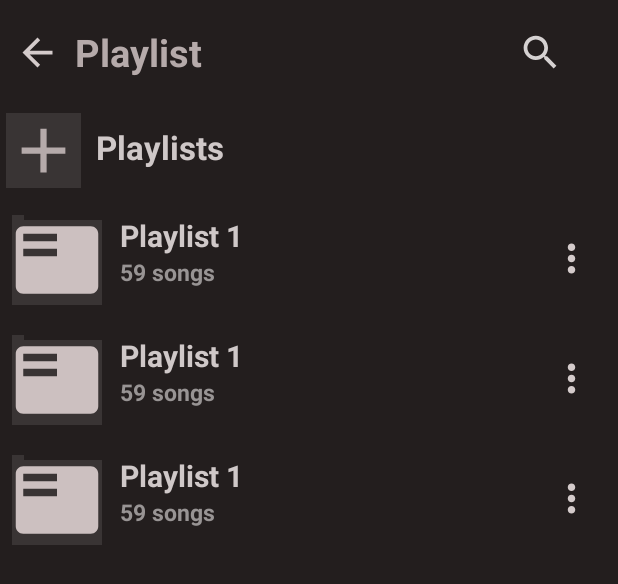
After one commit to trungdongphuoca/MusicApp, an Android app: the layout activity_playlist.xml on its own in the app's theme, with its tools: preview values and no code run, on a phone screen of 412 x 824 dp. The commit adds this screen. Shown: the top 584 px of the screen. Run offline under Robolectric (Android 15) with nearby library versions, the phone set to English and light mode, and no system bars.

Commit message:
add some  UIs playlist

```diff
--- a/app/src/main/AndroidManifest.xml
+++ b/app/src/main/AndroidManifest.xml
@@ -9,18 +9,20 @@
     <application
         android:allowBackup="true"
         android:dataExtractionRules="@xml/data_extraction_rules"
-        android:requestLegacyExternalStorage="true"
         android:fullBackupContent="@xml/backup_rules"
         android:icon="@mipmap/ic_launcher"
         android:label="@string/app_name"
+        android:requestLegacyExternalStorage="true"
         android:roundIcon="@mipmap/ic_launcher_round"
         android:supportsRtl="true"
         android:theme="@style/Theme.MusicApp"
         tools:targetApi="31">
         <activity
+            android:name=".PlaylistInLibrary.PlaylistActivity"
+            android:exported="false" />
+        <activity
             android:name=".PlayMusic.PlayMusicActivity"
             android:exported="false" />
-
         <activity
             android:name=".loginAndRegis.LoginActivity"
             android:exported="false" />
--- /dev/null
+++ b/app/src/main/java/tdtu/finalapp/musicapp/Adapter/AdapterPlaylist.java
@@ -0,0 +1,5 @@
+package tdtu.finalapp.musicapp.Adapter;
+
+public class AdapterPlaylist {
+
+}
--- a/app/src/main/java/tdtu/finalapp/musicapp/Fragment/LibraryFragment.java
+++ b/app/src/main/java/tdtu/finalapp/musicapp/Fragment/LibraryFragment.java
@@ -1,13 +1,18 @@
 package tdtu.finalapp.musicapp.Fragment;
 
+import android.content.Intent;
 import android.os.Bundle;
 
+import androidx.annotation.NonNull;
+import androidx.annotation.Nullable;
 import androidx.fragment.app.Fragment;
 
 import android.view.LayoutInflater;
 import android.view.View;
 import android.view.ViewGroup;
+import android.widget.LinearLayout;
 
+import tdtu.finalapp.musicapp.PlaylistInLibrary.PlaylistActivity;
 import tdtu.finalapp.musicapp.R;
 
 /**
@@ -25,6 +30,8 @@ public class LibraryFragment extends Fragment {
     // TODO: Rename and change types of parameters
     private String mParam1;
     private String mParam2;
+
+    private LinearLayout playlistLinear;
 
     public LibraryFragment() {
         // Required empty public constructor
@@ -61,7 +68,15 @@ public class LibraryFragment extends Fragment {
     public View onCreateView(LayoutInflater inflater, ViewGroup container,
                              Bundle savedInstanceState) {
         // Inflate the layout for this fragment
-        View view = inflater.inflate(R.layout.fragment_playlist, container, false);
+        View view = inflater.inflate(R.layout.fragment_library, container, false);
         return view;
     }
+
+    @Override
+    public void onViewCreated(@NonNull View view, @Nullable Bundle savedInstanceState) {
+        super.onViewCreated(view, savedInstanceState);
+
+        playlistLinear = view.findViewById(R.id.playlistLinear);
+        playlistLinear.setOnClickListener(v-> startActivity(new Intent(getActivity().getApplicationContext(), PlaylistActivity.class)));
+    }
 }
--- a/app/src/main/java/tdtu/finalapp/musicapp/Fragment/SongFragment.java
+++ b/app/src/main/java/tdtu/finalapp/musicapp/Fragment/SongFragment.java
@@ -96,19 +96,11 @@ public class SongFragment extends Fragment {
     @Override
     public void onViewCreated(@NonNull View view, @Nullable Bundle savedInstanceState) {
         super.onViewCreated(view, savedInstanceState);
+
         recycleView  =view.findViewById(R.id.RecycleViewSong);
         noSong = view.findViewById(R.id.noSongText);
 
         dataInitialize();
-
-
-
-
-/*        recycleView.setLayoutManager(new LinearLayoutManager(getContext()));
-        recycleView.setHasFixedSize(true);
-        AdapterSong adapterSong = new AdapterSong(getContext(),SongsArrayList);
-        recycleView.setAdapter(adapterSong);
-        adapterSong.notifyDataSetChanged();*/ // add into recycleView
     }
 
 
--- a/app/src/main/java/tdtu/finalapp/musicapp/MainPackage/MainActivity.java
+++ b/app/src/main/java/tdtu/finalapp/musicapp/MainPackage/MainActivity.java
@@ -43,19 +43,25 @@ public class MainActivity extends AppCompatActivity {
         PopupMenu popupMenu = new PopupMenu(MainActivity.this,userImg);
         popupMenu.getMenu().add("See your profile");
         popupMenu.getMenu().add("Sign out");
+        popupMenu.getMenu().add("Exit");
         popupMenu.show();
         popupMenu.setOnMenuItemClickListener(new PopupMenu.OnMenuItemClickListener() {
             @Override
             public boolean onMenuItemClick(MenuItem menuItem) {
-                if(menuItem.getTitle().equals("Sign out")){
+                CharSequence title = menuItem.getTitle();
+                if ("Sign out".equals(title)) {
                     FirebaseAuth.getInstance().signOut();
-                    ToastNotification.makeTextToShow(MainActivity.this,"Sign out successful");
+                    ToastNotification.makeTextToShow(MainActivity.this, "Sign out successful");
                     startActivity(new Intent(MainActivity.this, LoginActivity.class));
                     finish();
                     return true;
-                }
-                if(menuItem.getTitle().equals("See your profile")){
-                    ToastNotification.makeTextToShow(MainActivity.this,"Your profile will present now!!");
+                } else if ("See your profile".equals(title)) {
+                    ToastNotification.makeTextToShow(MainActivity.this, "Your profile will present now!!");
+//                    startActivity(new Intent(MainActivity.this, LoginActivity.class));
+//                    finish();
+                    return true;
+                } else if ("Exit".equals(title)) {
+                    ToastNotification.makeTextToShow(MainActivity.this, "Exit app");
 //                    startActivity(new Intent(MainActivity.this, LoginActivity.class));
 //                    finish();
                     return true;
@@ -70,7 +76,7 @@ public class MainActivity extends AppCompatActivity {
         TabLayout tabLayout = findViewById(R.id.tab_layout);
 
         ViewPageAdapter viewPageAdapter = new ViewPageAdapter(getSupportFragmentManager());
-        viewPageAdapter.addFragments(new HomeFragment(),"Home");
+//        viewPageAdapter.addFragments(new HomeFragment(),"Home");
         viewPageAdapter.addFragments(new SongFragment(),"Song");
         viewPageAdapter.addFragments(new LibraryFragment(),"Library");
         viewPager.setAdapter(viewPageAdapter);
--- a/app/src/main/java/tdtu/finalapp/musicapp/PlayMusic/PlayMusicActivity.java
+++ b/app/src/main/java/tdtu/finalapp/musicapp/PlayMusic/PlayMusicActivity.java
@@ -1,5 +1,6 @@
 package tdtu.finalapp.musicapp.PlayMusic;
 
+import androidx.annotation.NonNull;
 import androidx.appcompat.app.AppCompatActivity;
 
 import android.annotation.SuppressLint;
@@ -97,6 +98,7 @@ public class PlayMusicActivity extends AppCompatActivity {
         menuIcon.setOnClickListener(v->showMenu());
         backIcon.setOnClickListener(v-> startActivity(new Intent(PlayMusicActivity.this, MainActivity.class)));
     }
+
     void showMenu(){
         PopupMenu popupMenu = new PopupMenu(PlayMusicActivity.this,menuIcon);
         popupMenu.getMenu().add("add to playlist");
--- /dev/null
+++ b/app/src/main/java/tdtu/finalapp/musicapp/PlaylistInLibrary/PlaylistActivity.java
@@ -0,0 +1,16 @@
+package tdtu.finalapp.musicapp.PlaylistInLibrary;
+
+import androidx.appcompat.app.AppCompatActivity;
+
+import android.os.Bundle;
+
+import tdtu.finalapp.musicapp.R;
+
+public class PlaylistActivity extends AppCompatActivity {
+
+    @Override
+    protected void onCreate(Bundle savedInstanceState) {
+        super.onCreate(savedInstanceState);
+        setContentView(R.layout.activity_playlist);
+    }
+}
--- /dev/null
+++ b/app/src/main/res/drawable/ic_baseline_add_24.xml
@@ -0,0 +1,5 @@
+<vector android:height="44dp" android:tint="#B5AAAA"
+    android:viewportHeight="24" android:viewportWidth="24"
+    android:width="44dp" xmlns:android="http://schemas.android.com/apk/res/android">
+    <path android:fillColor="@android:color/white" android:pathData="M19,13h-6v6h-2v-6H5v-2h6V5h2v6h6v2z"/>
+</vector>
--- /dev/null
+++ b/app/src/main/res/drawable/ic_baseline_featured_play_list_24.xml
@@ -0,0 +1,5 @@
+<vector android:height="60dp" android:tint="#CCC0C0"
+    android:viewportHeight="24" android:viewportWidth="24"
+    android:width="60dp" xmlns:android="http://schemas.android.com/apk/res/android">
+    <path android:fillColor="@android:color/white" android:pathData="M21,3L3,3c-1.1,0 -2,0.9 -2,2v14c0,1.1 0.9,2 2,2h18c1.1,0 2,-0.9 2,-2L23,5c0,-1.1 -0.9,-2 -2,-2zM12,11L3,11L3,9h9v2zM12,7L3,7L3,5h9v2z"/>
+</vector>
--- /dev/null
+++ b/app/src/main/res/layout/activity_playlist.xml
@@ -0,0 +1,97 @@
+<?xml version="1.0" encoding="utf-8"?>
+<androidx.constraintlayout.widget.ConstraintLayout xmlns:android="http://schemas.android.com/apk/res/android"
+    xmlns:app="http://schemas.android.com/apk/res-auto"
+    xmlns:tools="http://schemas.android.com/tools"
+    android:layout_width="match_parent"
+    android:layout_height="match_parent"
+    tools:context=".PlaylistInLibrary.PlaylistActivity"
+    android:background="@color/black">
+    <RelativeLayout
+        android:layout_width="match_parent"
+        android:layout_height="match_parent">
+
+        <LinearLayout
+            android:id="@+id/head_Playlist"
+            android:layout_width="match_parent"
+            android:layout_height="wrap_content"
+            android:layout_marginStart="10dp"
+            android:layout_marginTop="10dp"
+            android:layout_marginEnd="10dp"
+            android:layout_marginBottom="7dp"
+            android:ellipsize="marquee"
+            android:orientation="horizontal"
+            android:singleLine="true">
+
+            <ImageView
+                android:id="@+id/backInPlayMusic"
+                android:layout_width="30dp"
+                android:layout_height="30dp"
+                android:layout_marginTop="10dp"
+                android:src="@drawable/ic_baseline_arrow_back_24" />
+
+            <TextView
+                android:id="@+id/song_playing"
+                android:layout_width="225dp"
+                android:layout_height="wrap_content"
+                android:layout_marginStart="10dp"
+                android:layout_marginEnd="10dp"
+                android:layout_marginBottom="10dp"
+                android:layout_marginTop="7dp"
+                android:ellipsize="marquee"
+                android:singleLine="true"
+                android:text="Playlist"
+                android:textAlignment="viewStart"
+                android:textColor="#B5AAAA"
+                android:textSize="25dp"
+                android:textStyle="bold" />
+
+            <ImageView
+                android:id="@+id/MenuInPlayMusic"
+                android:layout_width="30dp"
+                android:layout_height="30dp"
+                android:layout_marginStart="60dp"
+                android:layout_marginTop="10dp"
+                android:src="@drawable/ic_baseline_search_24" />
+        </LinearLayout>
+
+        <LinearLayout
+            android:layout_width="match_parent"
+            android:layout_height="wrap_content"
+            android:layout_below="@+id/head_Playlist"
+            android:id="@+id/playlistLinear"
+            android:layout_marginTop="2dp"
+            android:orientation="horizontal"
+            android:padding="4dp">
+
+            <ImageView
+                android:layout_width="50dp"
+                android:layout_height="50dp"
+                android:src="@drawable/ic_baseline_add_24"
+                android:background="#393434"/>
+
+            <TextView
+                android:layout_width="match_parent"
+                android:layout_height="wrap_content"
+                android:layout_marginStart="10dp"
+                android:layout_marginTop="8dp"
+                android:text="Playlists"
+                android:textColor="#CFC8C8"
+                android:textSize="22dp"
+                android:textStyle="bold" />
+
+
+
+
+        </LinearLayout>
+
+        <androidx.recyclerview.widget.RecyclerView
+            android:id="@+id/RecycleViewPlaylist"
+            android:layout_width="match_parent"
+            android:layout_height="wrap_content"
+            android:layout_below="@+id/playlistLinear"
+            android:layout_marginTop="6dp"
+            tools:listitem="@layout/list_playlist" />
+
+
+    </RelativeLayout>
+</androidx.constraintlayout.widget.ConstraintLayout>
--- /dev/null
+++ b/app/src/main/res/layout/list_playlist.xml
@@ -0,0 +1,76 @@
+<?xml version="1.0" encoding="utf-8"?>
+<androidx.constraintlayout.widget.ConstraintLayout xmlns:android="http://schemas.android.com/apk/res/android"
+    xmlns:tools="http://schemas.android.com/tools"
+    android:layout_width="match_parent"
+    android:layout_height="80dp"
+    xmlns:app="http://schemas.android.com/apk/res-auto"
+    android:paddingTop="8dp"
+
+    android:layout_marginHorizontal="8dp"
+    android:background="@color/black"
+    android:foreground="?android:attr/selectableItemBackground">
+
+    <ImageView
+        android:id="@+id/image_playlist"
+        android:layout_width="60dp"
+        android:layout_height="60dp"
+        android:adjustViewBounds="true"
+        android:scaleType="centerCrop"
+        app:layout_constraintStart_toStartOf="parent"
+        app:layout_constraintTop_toTopOf="parent"
+        android:src="@drawable/ic_baseline_featured_play_list_24"
+        app:shapeAppearanceOverlay="@style/RoundCorner"
+        android:background="#393434"/>
+
+    <LinearLayout
+        android:id="@+id/containerPlaylist"
+        android:layout_width="296dp"
+        android:layout_height="match_parent"
+        android:orientation="vertical"
+        android:layout_marginEnd="32dp"
+        app:layout_constraintEnd_toEndOf="parent"
+        app:layout_constraintStart_toEndOf="@+id/image_playlist"
+        app:layout_constraintTop_toTopOf="parent"
+        tools:ignore="MissingConstraints">
+
+        <TextView
+            android:id="@+id/nameSong"
+            android:layout_width="match_parent"
+            android:layout_height="wrap_content"
+            android:layout_marginStart="8dp"
+            android:layout_marginTop="0dp"
+
+            android:text="Playlist 1"
+            android:textColor="#CFC8C8"
+            android:textSize="20dp"
+            android:textStyle="bold" />
+        <TextView
+            android:id="@+id/totalSong"
+            android:layout_width="wrap_content"
+            android:layout_height="wrap_content"
+            android:layout_marginStart="8dp"
+            android:layout_marginTop="0dp"
+            android:text="59 songs"
+            android:textColor="#989494"
+            android:textSize="15dp"
+            android:textStyle="bold" />
+    </LinearLayout>
+
+    <ImageView
+        android:layout_width="30dp"
+        android:layout_height="30dp"
+        android:layout_marginEnd="10dp"
+        android:layout_marginTop="14dp"
+        app:layout_constraintEnd_toEndOf="parent"
+        app:layout_constraintStart_toEndOf="@+id/containerPlaylist"
+        app:layout_constraintTop_toTopOf="parent"
+        android:src="@drawable/ic_baseline_more_vert_24"/>
+
+    <View
+        android:layout_width="match_parent"
+        android:layout_height="3dp"
+        android:layout_margin="8dp"
+        app:layout_constraintStart_toStartOf="parent"
+        app:layout_constraintTop_toBottomOf="@id/image_Song"
+        android:background="@color/black"/>
+</androidx.constraintlayout.widget.ConstraintLayout>
--- a/app/src/main/res/layout/list_songs.xml
+++ b/app/src/main/res/layout/list_songs.xml
@@ -5,6 +5,7 @@
     android:layout_height="80dp"
     xmlns:app="http://schemas.android.com/apk/res-auto"
     android:paddingTop="8dp"
+    android:layout_marginTop="10dp"
     android:layout_marginHorizontal="8dp"
     android:background="@color/white"
     android:foreground="?android:attr/selectableItemBackground">
```
Also changed, not shown: app/src/main/res/layout/fragment_library.xml (renamed from app/src/main/res/layout/fragment_playlist.xml).
